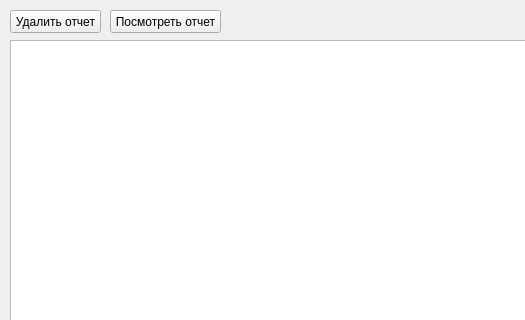
Above: data/ui/reports.ui from fivan999/cinema-controlling-system before the change; both pictures show x 0 to 525 and y 0 to 320 of the 711 by 457 pixel window. Below: the same form after it.
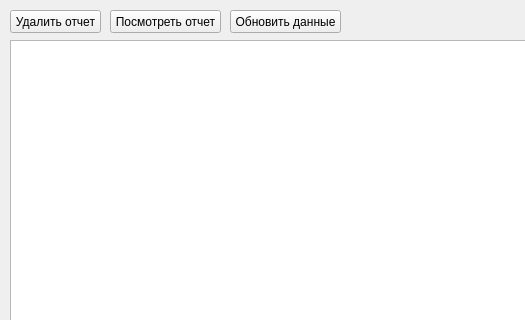
That is the form after the change.

Diff of the .ui file:
```diff
--- a/data/ui/reports.ui
+++ b/data/ui/reports.ui
@@ -49,6 +49,19 @@
     </rect>
    </property>
   </widget>
+  <widget class="QPushButton" name="update_button">
+   <property name="geometry">
+    <rect>
+     <x>230</x>
+     <y>10</y>
+     <width>111</width>
+     <height>23</height>
+    </rect>
+   </property>
+   <property name="text">
+    <string>Обновить данные</string>
+   </property>
+  </widget>
  </widget>
  <resources/>
  <connections/>
```
